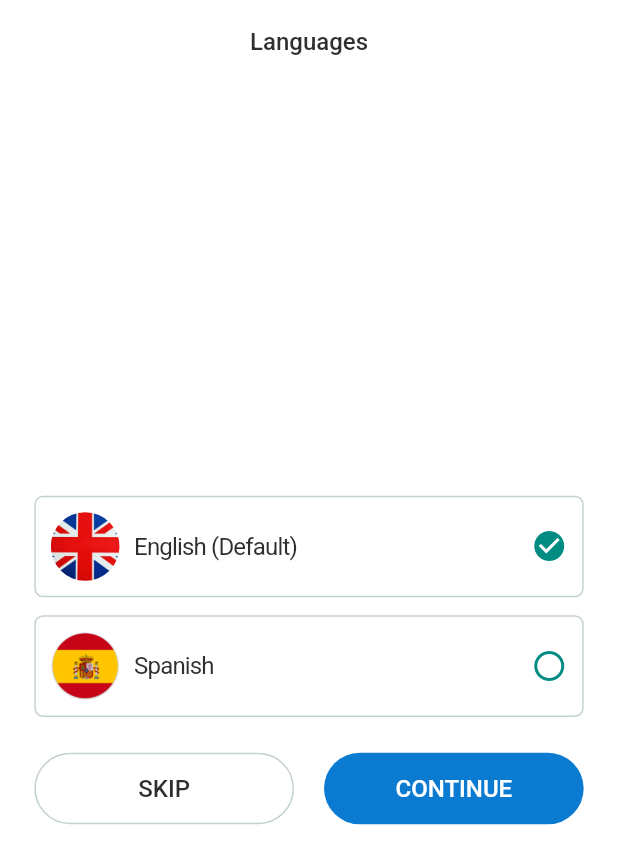
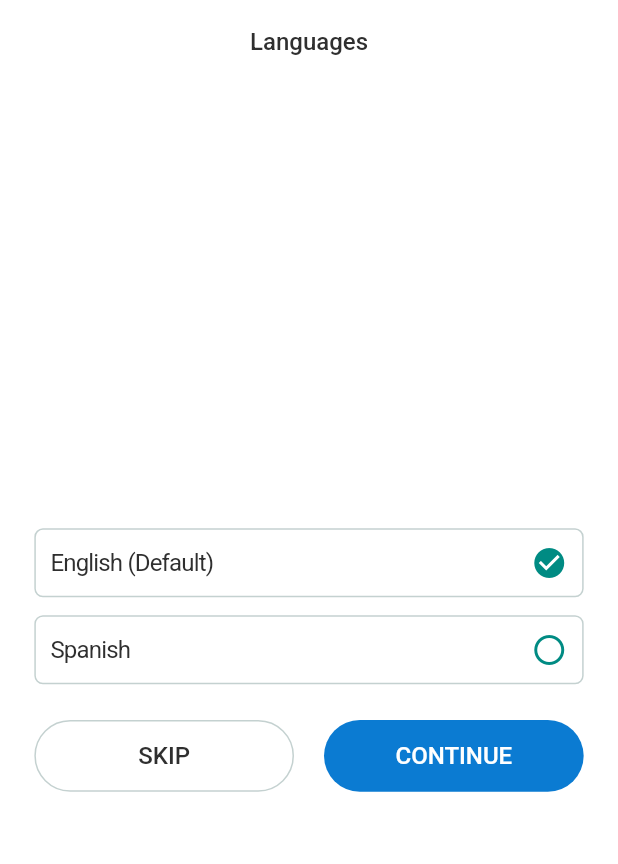
Before and after one commit to HammadAhmedSherazi/push_price_manager, a Flutter app: the SelectLanguageView screen opened directly, on a phone screen of 412 x 824 dp. Shown: the top 864 px of the screen. Run offline on Flutter 3.47's test engine with Material 3 defaults, Android fonts, the phone set to English and light mode, and no system bars; our stand-ins replace cached_network_image, fl_chart, flutter_otp_text_field, flutter_rating_bar, flutter_screenutil, flutter_svg and 3 more; project files that could hold a hidden picture were left out.

Commit message:
flags remove from select language view

```diff
--- a/lib/views/onboarding/select_language_view.dart
+++ b/lib/views/onboarding/select_language_view.dart
@@ -106,11 +106,11 @@ class SelectLanguageWidget extends StatelessWidget {
         child: Row(
           spacing: 10,
           children: [
-            CircleAvatar(
-              radius: 20.r,
-              backgroundColor: Colors.transparent,
-              backgroundImage: AssetImage(icon),
-            ),
+            // CircleAvatar(
+            //   radius: 20.r,
+            //   backgroundColor: Colors.transparent,
+            //   backgroundImage: AssetImage(icon),
+            // ),
             Expanded(child: Text(title, style: context.textStyle.bodyMedium)),
             Icon(
               isSelect ? Icons.check_circle : Icons.circle_outlined,
```
